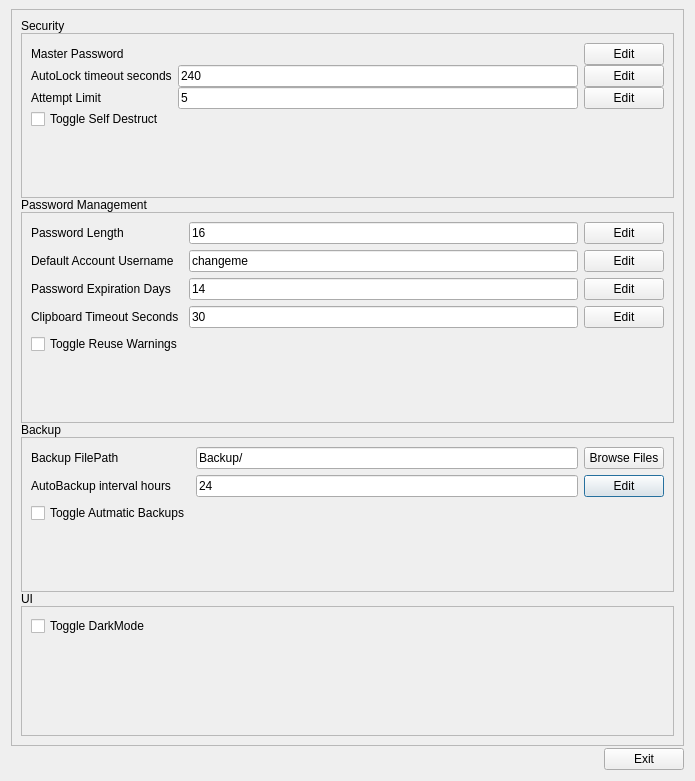
kamerado/USB-Password-Manager, file src/gui/GUI/settingsdialog.ui: the form before one commit.
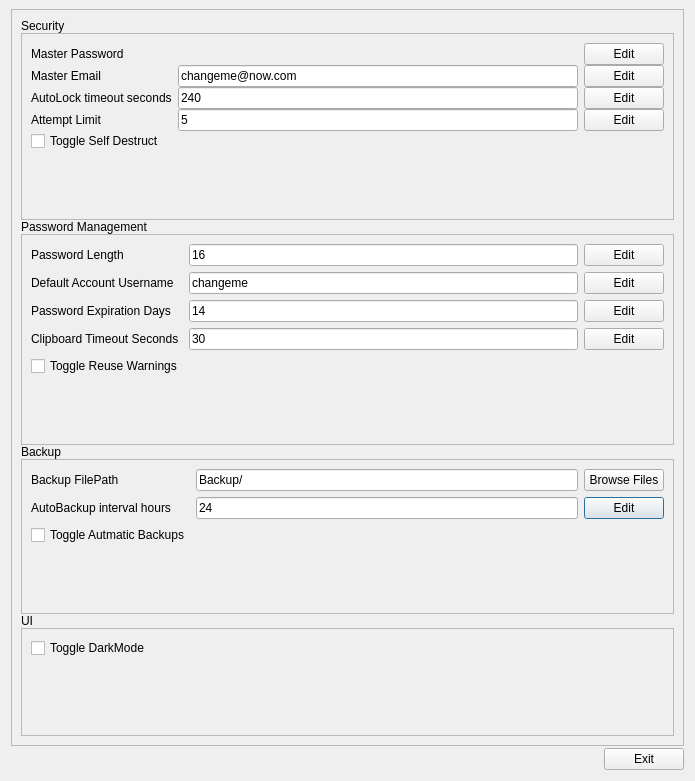
The form after the commit.

Commit message: add email to db

Diff of the .ui file:
```diff
--- a/src/gui/GUI/settingsdialog.ui
+++ b/src/gui/GUI/settingsdialog.ui
@@ -269,8 +269,8 @@
            <rect>
             <x>0</x>
             <y>0</y>
-            <width>641</width>
-            <height>171</height>
+            <width>627</width>
+            <height>195</height>
            </rect>
           </property>
           <property name="sizePolicy">
@@ -286,47 +286,17 @@
            <property name="verticalSpacing">
             <number>0</number>
            </property>
-           <item row="1" column="2">
-            <widget class="QPushButton" name="SetAutoLockTimoutBtn">
-             <property name="toolTip">
-              <string>Sets AutoLock Timeout</string>
-             </property>
+           <item row="0" column="0">
+            <widget class="QLabel" name="label">
              <property name="text">
-              <string>Edit</string>
-             </property>
-            </widget>
-           </item>
-           <item row="2" column="0">
-            <widget class="QLabel" name="label_16">
-             <property name="text">
-              <string>Attempt Limit</string>
+              <string>Master Password</string>
              </property>
              <property name="buddy">
               <cstring>AttemptsBtn</cstring>
              </property>
             </widget>
            </item>
-           <item row="3" column="0">
-            <widget class="QCheckBox" name="ToggleSelfDestruct">
-             <property name="text">
-              <string>Toggle Self Destruct</string>
-             </property>
-            </widget>
-           </item>
-           <item row="1" column="1">
-            <widget class="QLineEdit" name="AutoLockTimeoutInput">
-             <property name="toolTip">
-              <string>Read only. Press Edit button to edit entry.</string>
-             </property>
-             <property name="text">
-              <string>240</string>
-             </property>
-             <property name="readOnly">
-              <bool>true</bool>
-             </property>
-            </widget>
-           </item>
-           <item row="2" column="1">
+           <item row="3" column="1">
             <widget class="QLineEdit" name="AttemptsInput">
              <property name="toolTip">
               <string>Read only. Press Edit button to edit entry.</string>
@@ -339,27 +309,20 @@
              </property>
             </widget>
            </item>
-           <item row="1" column="0">
-            <widget class="QLabel" name="label_3">
-             <property name="text">
-              <string>AutoLock timeout seconds</string>
-             </property>
-             <property name="buddy">
-              <cstring>SetAutoLockTimoutBtn</cstring>
-             </property>
-            </widget>
-           </item>
-           <item row="0" column="2">
-            <widget class="QPushButton" name="SetMasterPwBtn">
+           <item row="2" column="1">
+            <widget class="QLineEdit" name="AutoLockTimeoutInput">
              <property name="toolTip">
               <string>Sets Master Password Hash</string>
              </property>
              <property name="text">
-              <string>Edit</string>
+              <string>240</string>
+             </property>
+             <property name="readOnly">
+              <bool>true</bool>
              </property>
             </widget>
            </item>
-           <item row="4" column="0">
+           <item row="5" column="0">
             <spacer name="verticalSpacer">
              <property name="orientation">
               <enum>Qt::Orientation::Vertical</enum>
@@ -375,7 +338,58 @@
              </property>
             </spacer>
            </item>
+           <item row="0" column="2">
+            <widget class="QPushButton" name="SetMasterPwBtn">
+             <property name="toolTip">
+              <string>Sets Master Password Hash</string>
+             </property>
+             <property name="text">
+              <string>Edit</string>
+             </property>
+            </widget>
+           </item>
+           <item row="1" column="2">
+            <widget class="QPushButton" name="EmailBtn">
+             <property name="text">
+              <string>Edit</string>
+             </property>
+            </widget>
+           </item>
+           <item row="1" column="0">
+            <widget class="QLabel" name="label_2">
+             <property name="text">
+              <string>Master Email</string>
+             </property>
+            </widget>
+           </item>
+           <item row="2" column="0">
+            <widget class="QLabel" name="label_3">
+             <property name="text">
+              <string>AutoLock timeout seconds</string>
+             </property>
+             <property name="buddy">
+              <cstring>SetAutoLockTimoutBtn</cstring>
+             </property>
+            </widget>
+           </item>
+           <item row="4" column="0">
+            <widget class="QCheckBox" name="ToggleSelfDestruct">
+             <property name="text">
+              <string>Toggle Self Destruct</string>
+             </property>
+            </widget>
+           </item>
            <item row="2" column="2">
+            <widget class="QPushButton" name="SetAutoLockTimoutBtn">
+             <property name="toolTip">
+              <string>Sets AutoLock Timeout</string>
+             </property>
+             <property name="text">
+              <string>Edit</string>
+             </property>
+            </widget>
+           </item>
+           <item row="3" column="2">
             <widget class="QPushButton" name="AttemptsBtn">
              <property name="toolTip">
               <string>Sets Attempt Limit Before Self Destruct</string>
@@ -385,13 +399,26 @@
              </property>
             </widget>
            </item>
-           <item row="0" column="0">
-            <widget class="QLabel" name="label">
+           <item row="3" column="0">
+            <widget class="QLabel" name="label_16">
              <property name="text">
-              <string>Master Password</string>
+              <string>Attempt Limit</string>
              </property>
              <property name="buddy">
-              <cstring>SetMasterPwBtn</cstring>
+              <cstring>AttemptsBtn</cstring>
+             </property>
+            </widget>
+           </item>
+           <item row="1" column="1">
+            <widget class="QLineEdit" name="EmailView">
+             <property name="toolTip">
+              <string>Read only. Press Edit button to edit entry.</string>
+             </property>
+             <property name="text">
+              <string>changeme@now.com</string>
+             </property>
+             <property name="readOnly">
+              <bool>true</bool>
              </property>
             </widget>
            </item>
```
Left out of the diff: 4 changed lines with no effect on the pictures. The commit also changes 10 other files.
